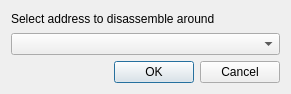
KDE/kdevelop, file plugins/debuggercommon/widgets/selectaddressdialog.ui: the form before one commit.
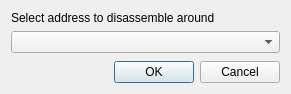
The form after the commit. Custom widgets are drawn as their Qt base class.

Commit message: Address selector dialog: add spacer to keep layout tight in case of resize

The edit to the form file:
```diff
--- a/plugins/debuggercommon/widgets/selectaddressdialog.ui
+++ b/plugins/debuggercommon/widgets/selectaddressdialog.ui
@@ -34,6 +34,19 @@
      </property>
     </widget>
    </item>
+   <item>
+    <spacer name="verticalSpacer">
+     <property name="orientation">
+      <enum>Qt::Vertical</enum>
+     </property>
+     <property name="sizeHint" stdset="0">
+      <size>
+       <width>20</width>
+       <height>40</height>
+      </size>
+     </property>
+    </spacer>
+   </item>
    <item>
     <widget class="QDialogButtonBox" name="buttonBox">
      <property name="standardButtons">
```
